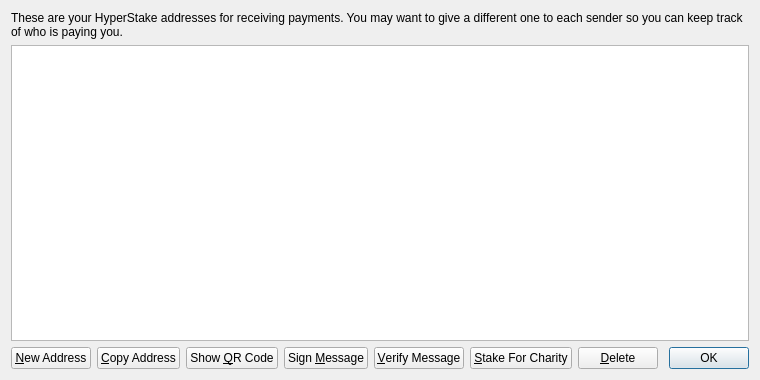
Old version of the form src/qt/forms/addressbookpage.ui in the repository davidlatapie/HyperStake.
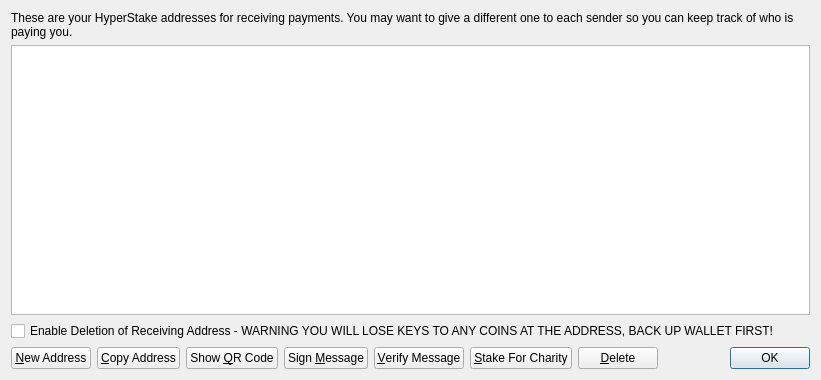
New version of the form. Icons and pictures are not drawn.

Commit message: allow receiving address to be deleted - GUI & RPC

```diff
--- a/src/qt/forms/addressbookpage.ui
+++ b/src/qt/forms/addressbookpage.ui
@@ -6,7 +6,7 @@
    <rect>
     <x>0</x>
     <y>0</y>
-    <width>760</width>
+    <width>821</width>
     <height>380</height>
    </rect>
   </property>
@@ -55,6 +55,13 @@
      </attribute>
     </widget>
    </item>
+   <item>
+    <widget class="QCheckBox" name="deleteCheckBox">
+     <property name="text">
+      <string>Enable Deletion of Receiving Address - WARNING YOU WILL LOSE KEYS TO ANY COINS AT THE ADDRESS, BACK UP WALLET FIRST!</string>
+     </property>
+    </widget>
+   </item>
    <item>
     <layout class="QHBoxLayout" name="horizontalLayout">
      <item>
```
Lines whose indentation alone changed are shown as unchanged. The commit also changes 6 other files.
